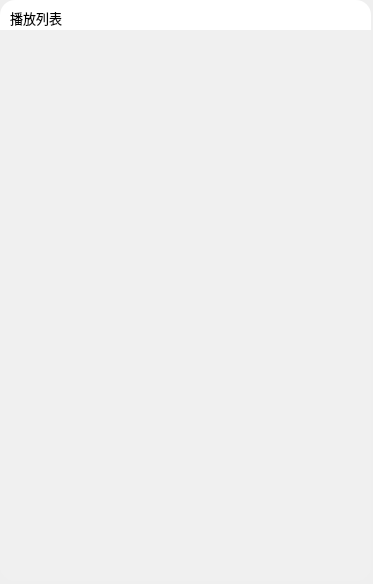
Qt form MusicPlayer/playlist.ui (wang-ruohan-666/ClassTools) before a commit.
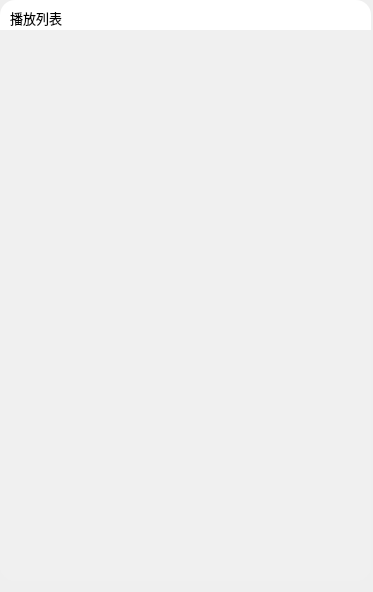
The same form after that commit.

```diff
--- a/MusicPlayer/playlist.ui
+++ b/MusicPlayer/playlist.ui
@@ -7,7 +7,7 @@
     <x>0</x>
     <y>0</y>
     <width>373</width>
-    <height>584</height>
+    <height>592</height>
    </rect>
   </property>
   <property name="windowTitle">
```
Left out of the diff: 31 changed lines with no effect on the pictures.
